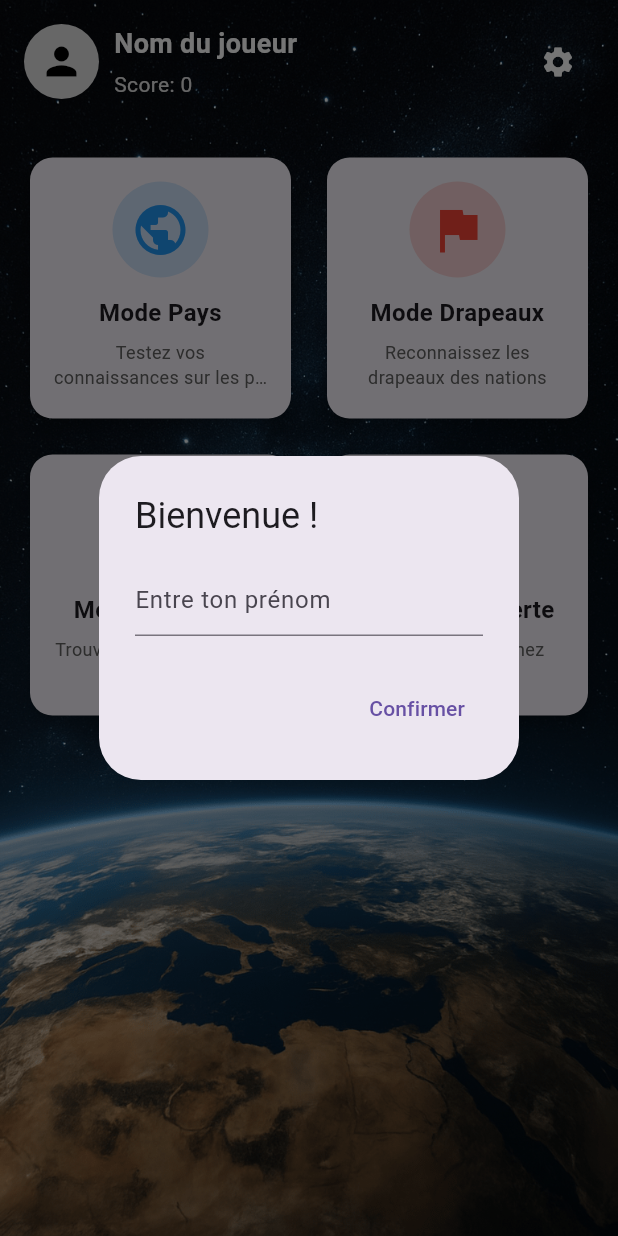
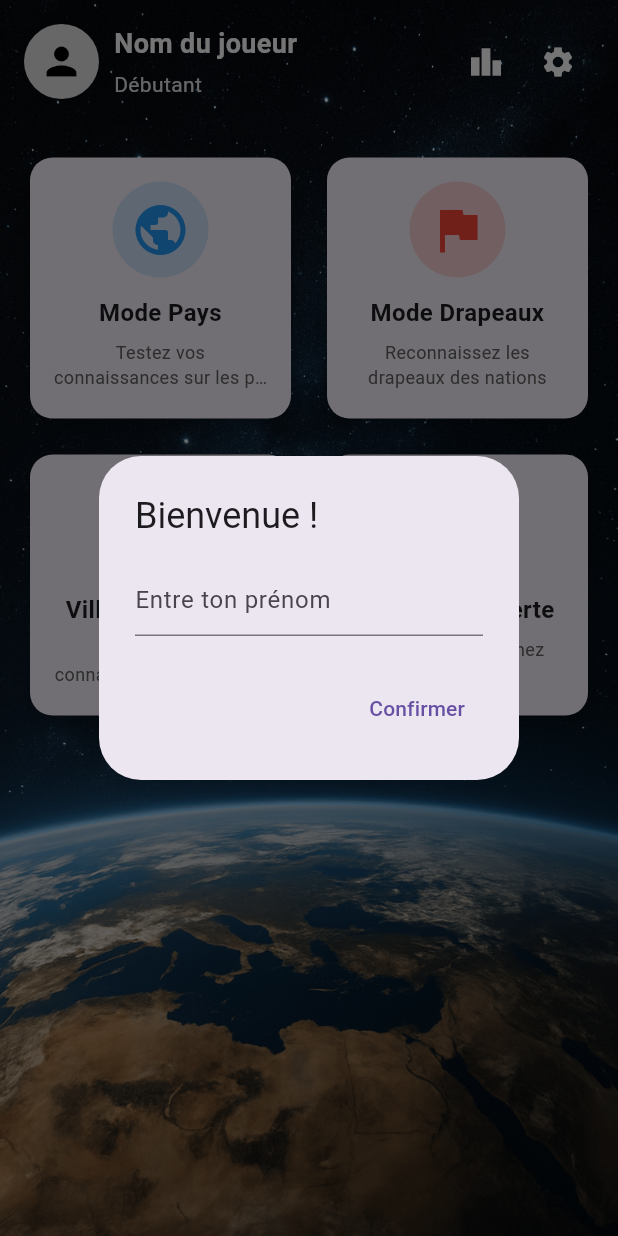
Before and after one commit to raphplt/georush, a Flutter app: the HomeScreen screen opened directly, on a phone screen of 412 x 824 dp. Run offline on Flutter 3.47's test engine with Material 3 defaults, Android fonts, the phone set to English and light mode, and no system bars; our stand-ins replace audioplayers, flutter_map, latlong2, shared_preferences, video_player; accounts and stored records are empty.

Commit message:
feat: Implement game logic and UI for city quiz, add leaderboard and score tracking

```diff
--- /dev/null
+++ b/lib/helpers/enums_helper.dart
@@ -0,0 +1,3 @@
+enum Difficulty { facile, moyen, difficile }
+
+enum GameMode { troisVies, illimite }
--- a/lib/screens/home_screen.dart
+++ b/lib/screens/home_screen.dart
@@ -1,4 +1,6 @@
 import 'package:flutter/material.dart';
+import 'package:georush/screens/game_screen_cities_fr.dart';
+import 'package:georush/screens/leaderboard_screen.dart';
 import 'package:georush/screens/settings_screen.dart';
 import 'package:georush/screens/start_game.dart';
 import 'discover_screen.dart';
@@ -13,7 +15,6 @@ class HomeScreen extends StatefulWidget {
 
 class _HomeScreenState extends State<HomeScreen> {
   String playerName = '';
-  int playerScore = 0;
 
   @override
   void initState() {
@@ -27,7 +28,6 @@ class _HomeScreenState extends State<HomeScreen> {
 
     setState(() {
       playerName = playerData['name'];
-      playerScore = playerData['score'];
     });
 
     if (playerName.isEmpty) {
@@ -107,7 +107,7 @@ class _HomeScreenState extends State<HomeScreen> {
                             ),
                             SizedBox(height: 4),
                             Text(
-                              'Score: $playerScore',
+                                  'Débutant',
                               style: TextStyle(
                                 fontSize: 14,
                                     color: Colors.grey.shade300,
@@ -118,7 +118,21 @@ class _HomeScreenState extends State<HomeScreen> {
                       ],
                     ),
                   ),
+                      Row(
+                        mainAxisAlignment: MainAxisAlignment.spaceBetween,
+                        children: [
 
+                          IconButton(
+                            icon: Icon(Icons.leaderboard, color: Colors.white),
+                            onPressed: () {
+                              Navigator.push(
+                                context,
+                                MaterialPageRoute(
+                                  builder: (context) => LeaderboardScreen(),
+                                ),
+                              );
+                            },
+                          ),
                   IconButton(
                         icon: Icon(Icons.settings, color: Colors.white),
                     onPressed: () {
@@ -130,8 +144,10 @@ class _HomeScreenState extends State<HomeScreen> {
                       );
                     },
                   ),
-                ],
-              ),
+                        ],
+                      ),
+                    ],
+                  ),
               SizedBox(height: 20),
 
                   // Text(
@@ -175,13 +191,23 @@ class _HomeScreenState extends State<HomeScreen> {
                           description: "Reconnaissez les drapeaux des nations",
                     ),
                         _buildGameModeTile(
-                          title: "Mode Capitales",
+                          title: "Villes Françaises",
                       icon: Icons.location_city,
                           color: Colors.green,
                           onTap: () {
-                        // TODO : Naviguer vers mode capitales
+                            Navigator.push(
+                              context,
+                              MaterialPageRoute(
+                                builder:
+                                    (context) => GameScreenCitiesFr(
+                                      difficulty: "Facile",
+                                      mode: 'Villes',
+                                    ),
+                              ),
+                            );
                       },
-                          description: "Trouvez les capitales des pays",
+                          description:
+                              "Testez vos connaissances sur les villes françaises",
                     ),
                         _buildGameModeTile(
                           title: "Mode découverte",
--- a/lib/services/game_service.dart
+++ b/lib/services/game_service.dart
@@ -5,7 +5,6 @@ class GameMode {
   static const String CITY = 'city';
   static const String FLAG = 'flag';
   static const String MONUMENT = 'monument';
-  // Ajouter d'autres modes de jeu selon les besoins
 }
 
 class GameService {
```
Also changed, not shown: lib/screens/game_screen_cities_fr.dart (+22 -1 lines), lib/screens/game_screen_world.dart (+17 -1 lines), lib/screens/leaderboard_screen.dart (added, +56 -0 lines), lib/models/country.dart (deleted).
